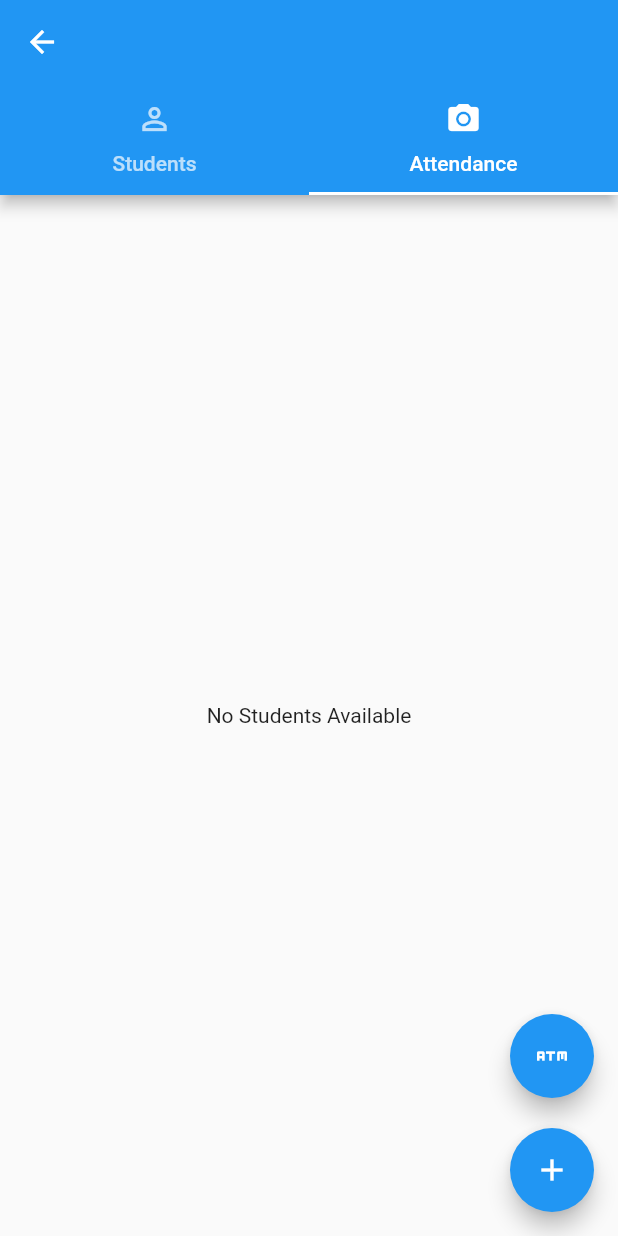
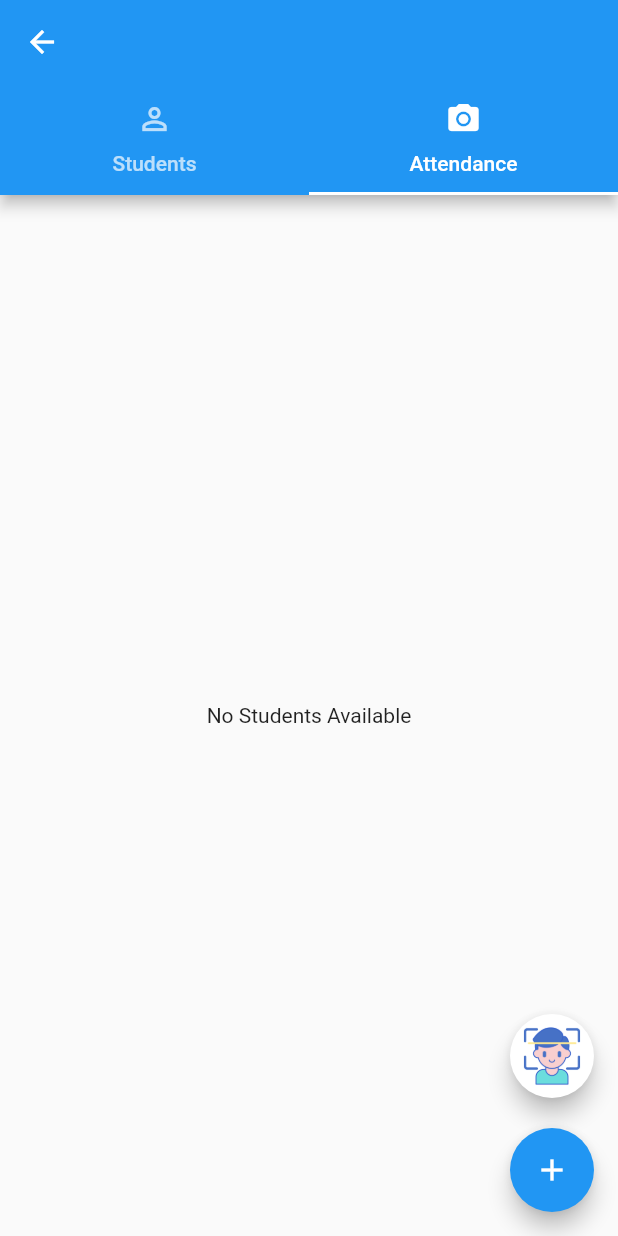
Before and after one commit to MuhammadZain7/Face-Attendance-App-Flutter, a Flutter app: the StudentsScreen screen opened directly with empty values, tab 2 chosen, on a phone screen of 412 x 824 dp. Run offline on Flutter 3.47's test engine with Material 2 defaults, Android fonts, the phone set to English and light mode, and no system bars; our stand-ins replace cached_network_image, cloud_firestore, connectivity, dio, firebase_auth, firebase_core and 5 more; missing offline and left inert: encrypt; accounts and stored records are empty; network calls fail; project files that could hold a hidden picture were left out.

Commit message:
SMALL issue fixed

```diff
--- a/lib/Dashboard/Students/students_screen.dart
+++ b/lib/Dashboard/Students/students_screen.dart
@@ -1,3 +1,4 @@
+import 'package:cached_network_image/cached_network_image.dart';
 import 'package:cloud_firestore/cloud_firestore.dart';
 import 'package:flutter/material.dart';
 import 'package:fluttertoast/fluttertoast.dart';
@@ -9,10 +10,6 @@ import 'package:sms/Dashboard/dashboard_controller.dart';
 import 'package:sms/Models/attendance_model.dart';
 import 'package:sms/Models/class_model.dart';
 import 'package:sms/Models/student_model.dart';
-import 'package:sms/Utils/constants.dart';
-import 'package:sms/Widgets/custom_button.dart';
-import 'package:sms/Widgets/custom_text_field.dart';
-import 'package:uuid/uuid.dart';
 
 class StudentsScreen extends StatelessWidget {
   static const String routeName = "/student_screen";
@@ -62,11 +59,16 @@ class StudentsScreen extends StatelessWidget {
                           builder: (context) {
                         return Card(
                             child: ListTile(
-                          leading: Image.network(
-                            dashCtrl.getStudentImageUrl(categoryModel.photo),
+                          leading: CachedNetworkImage(
+                            imageUrl: dashCtrl
+                                .getStudentImageUrl(categoryModel.photo),
+                            placeholder: (context, url) =>
+                                Padding(
+                                  padding: const EdgeInsets.all(8.0),
+                                  child: CircularProgressIndicator(),
+                                ),
+                            width: 60,
                             height: 60,
-                            width: 60,
-                            fit: BoxFit.cover,
                           ),
                           title: Text(categoryModel.name),
                           subtitle: Text(categoryModel.email),
@@ -87,7 +89,7 @@ class StudentsScreen extends StatelessWidget {
                                     Fluttertoast.showToast(
                                         msg: "Deleted Successfully");
                                   },
-                                  icon: Icon(
+                                  icon: const Icon(
                                     Icons.delete,
                                     color: Colors.redAccent,
                                   ),
@@ -125,8 +127,17 @@ class StudentsScreen extends StatelessWidget {
 
                         return Card(
                             child: ListTile(
-                          leading: Image.network(dashCtrl
-                              .getStudentImageUrl(categoryModel.stdPhoto)),
+                          leading: CachedNetworkImage(
+                            imageUrl: dashCtrl
+                                .getStudentImageUrl(categoryModel.stdPhoto),
+                            placeholder: (context, url) =>
+                                Padding(
+                                  padding: const EdgeInsets.all(8.0),
+                                  child: CircularProgressIndicator(),
+                                ),
+                            width: 60,
+                            height: 60,
+                          ),
                           title: Text(categoryModel.stdName),
                           subtitle: Text("${categoryModel.stdEmail}\n${date}"),
                           trailing: Icon(
@@ -178,7 +189,12 @@ class StudentsScreen extends StatelessWidget {
                   Get.toNamed(AttendanceScreen.routeName, arguments: classId);
                 }
               },
-              child: Icon(Icons.atm),
+              backgroundColor: Colors.white,
+              child: Image.asset(
+                "assets/images/face.png",
+                width: 40,
+                height: 40,
+              ),
               heroTag: null,
             ),
             SizedBox(
@@ -188,7 +204,7 @@ class StudentsScreen extends StatelessWidget {
               onPressed: () {
                 Get.toNamed(AddStudentScreen.routeName, arguments: classId);
               },
-              child: Icon(Icons.add),
+              child: const Icon(Icons.add),
               heroTag: null,
             ),
           ],
--- a/pubspec.yaml
+++ b/pubspec.yaml
@@ -48,6 +48,7 @@ dependencies:
   uuid: ^3.0.5
   image_picker: ^0.8.4+4
   intl: ^0.17.0
+  cached_network_image: ^3.2.0
 
 dev_dependencies:
   flutter_test:
```
Also changed, not shown: lib/Dashboard/Attendance/attandance.dart (+46 -17 lines), assets/images/absent.png (added), assets/images/capture.png (added), assets/images/face.png (added), assets/images/ok.png (added), pubspec.lock.
